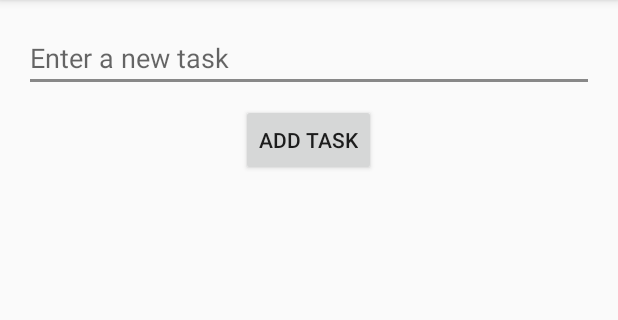
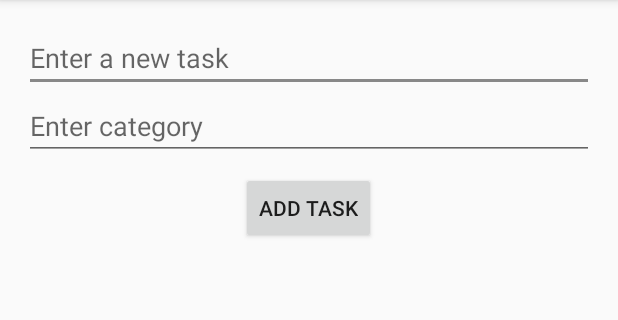
Before and after one commit to LinhGeyer/todolist, an Android app built with Jetpack Compose: the screen it shows after launch (MainActivity), on a phone screen of 412 x 824 dp, the part 84-404 px from its top. Run offline under Robolectric (Android 15) with nearby library versions, the phone set to English and light mode, and no system bars; our stand-ins replace Room's generated code.

```diff
--- a/app/src/main/java/com/example/todolist/adapter/TaskAdapter.kt
+++ b/app/src/main/java/com/example/todolist/adapter/TaskAdapter.kt
@@ -25,6 +25,7 @@ class TaskAdapter(private val recyclerView: RecyclerView, private val tasks: Mut
     class TaskViewHolder(itemView: View) : RecyclerView.ViewHolder(itemView) {
         val cbTaskCompleted: CheckBox = itemView.findViewById(R.id.cbTaskCompleted) // CheckBox for task completion
         val tvTaskName: TextView = itemView.findViewById(R.id.tvTaskName) // TextView for task title
+        val tvTaskCategory: TextView = itemView.findViewById(R.id.tvTaskCategory) // TextView for task category
     }
 
     // Inflates the task item layout and creates a ViewHolder
@@ -42,6 +43,8 @@ class TaskAdapter(private val recyclerView: RecyclerView, private val tasks: Mut
 
         // Set the CheckBox state based on task completion
         holder.cbTaskCompleted.isChecked = task.isCompleted
+
+        holder.tvTaskCategory.text = task.category  // Display category
 
         // Update the TextView's paint flags to show strike-through text for completed tasks
         holder.tvTaskName.paintFlags = if (task.isCompleted) {
--- a/app/src/main/java/com/example/todolist/data/TaskDao.kt
+++ b/app/src/main/java/com/example/todolist/data/TaskDao.kt
@@ -17,4 +17,11 @@ interface TaskDao {
 
     @Update
     suspend fun updateTask(task: Task)
+
+    @Query("SELECT * FROM tasks WHERE category = :category")
+    suspend fun getTasksByCategory(category: String): List<Task>
+
+    @Query("SELECT DISTINCT category FROM tasks")
+    suspend fun getAllCategories(): List<String>
+
 }
--- a/app/src/main/java/com/example/todolist/model/Task.kt
+++ b/app/src/main/java/com/example/todolist/model/Task.kt
@@ -7,5 +7,6 @@ import androidx.room.PrimaryKey
 data class Task(
     @PrimaryKey(autoGenerate = true) val id: Int = 0,
     val title: String,
-    var isCompleted: Boolean
+    var isCompleted: Boolean,
+    val category: String,
 )
--- a/app/src/main/res/layout/activity_main.xml
+++ b/app/src/main/res/layout/activity_main.xml
@@ -13,6 +13,15 @@
         android:layout_height="wrap_content"
         android:hint="Enter a new task"
         android:inputType="text" />
+
+    <!-- EditText for adding a category -->
+    <EditText
+        android:id="@+id/etTaskCategory"
+        android:layout_width="match_parent"
+        android:layout_height="wrap_content"
+        android:hint="Enter category"
+        android:inputType="text" />
+
 
     <!-- Button to add the task -->
     <Button
--- /dev/null
+++ b/app/src/main/res/mipmap-anydpi-v26/ic_launcher.xml
@@ -0,0 +1,5 @@
+<?xml version="1.0" encoding="utf-8"?>
+<adaptive-icon xmlns:android="http://schemas.android.com/apk/res/android">
+    <background android:drawable="@drawable/ic_launcher_background"/>
+    <foreground android:drawable="@mipmap/ic_launcher_foreground"/>
+</adaptive-icon>
--- /dev/null
+++ b/app/src/main/res/mipmap-anydpi-v26/ic_launcher_round.xml
@@ -0,0 +1,5 @@
+<?xml version="1.0" encoding="utf-8"?>
+<adaptive-icon xmlns:android="http://schemas.android.com/apk/res/android">
+    <background android:drawable="@drawable/ic_launcher_background"/>
+    <foreground android:drawable="@mipmap/ic_launcher_foreground"/>
+</adaptive-icon>
--- a/gradle/libs.versions.toml
+++ b/gradle/libs.versions.toml
@@ -1,5 +1,5 @@
 [versions]
-agp = "8.7.3"
+agp = "8.8.0"
 kotlin = "2.0.0"
 coreKtx = "1.15.0"
 junit = "4.13.2"
```
Also changed, not shown: app/src/main/java/com/example/todolist/MainActivity.kt (+16 -15 lines), app/src/main/res/layout/task_item.xml (+20 -6 lines), app/src/main/ic_launcher-playstore.png (added), app/src/main/res/mipmap-hdpi/ic_launcher_foreground.webp (added), app/src/main/res/mipmap-mdpi/ic_launcher_foreground.webp (added), app/src/main/res/mipmap-xhdpi/ic_launcher_foreground.webp (added), app/src/main/res/mipmap-xxhdpi/ic_launcher_foreground.webp (added), app/src/main/res/mipmap-xxxhdpi/ic_launcher_foreground.webp (added), gradle/wrapper/gradle-wrapper.properties.
